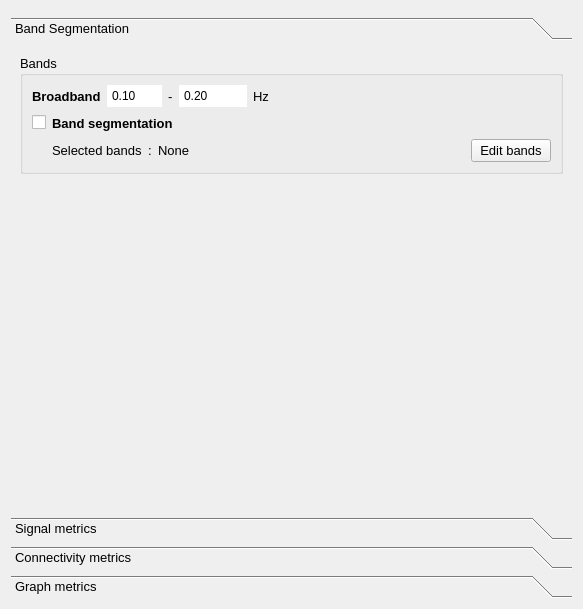
Before: the Qt Designer form Parameters/parameters_widget.ui in medusabci/medusa-analyzer, drawn with Qt 5.
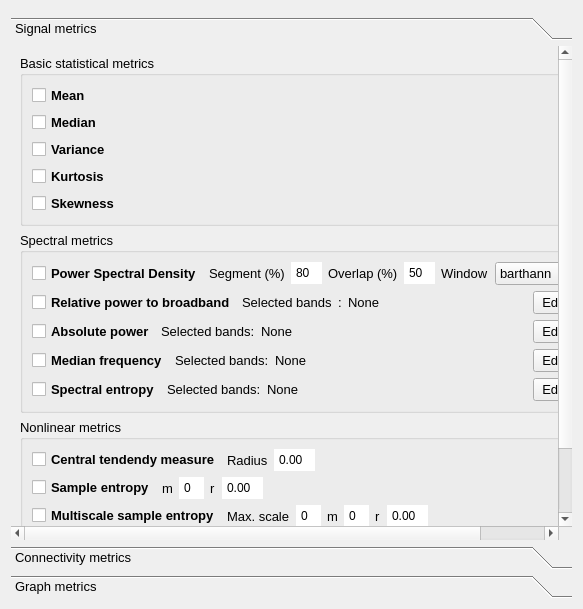
After: the same form once the commit is applied. The open tabs and pages were chosen to show the change.

Diff of the .ui file:
```diff
--- a/Parameters/parameters_widget.ui
+++ b/Parameters/parameters_widget.ui
@@ -36,228 +36,13 @@
      <property name="currentIndex">
       <number>2</number>
      </property>
-     <widget class="QWidget" name="bandSegmentationPage">
-      <property name="geometry">
-       <rect>
-        <x>0</x>
-        <y>0</y>
-        <width>565</width>
-        <height>455</height>
-       </rect>
-      </property>
-      <attribute name="label">
-       <string>Band Segmentation</string>
-      </attribute>
-      <layout class="QVBoxLayout" name="verticalLayout">
-       <item>
-        <widget class="QGroupBox" name="Bands">
-         <property name="title">
-          <string>Bands</string>
-         </property>
-         <layout class="QVBoxLayout" name="verticalLayout_2">
-          <item>
-           <layout class="QHBoxLayout" name="broadband_definition">
-            <item>
-             <widget class="QLabel" name="broadbandLabel">
-              <property name="font">
-               <font>
-                <weight>75</weight>
-                <bold>true</bold>
-               </font>
-              </property>
-              <property name="text">
-               <string>Broadband</string>
-              </property>
-             </widget>
-            </item>
-            <item>
-             <widget class="QDoubleSpinBox" name="minbroadBox">
-              <property name="styleSheet">
-               <string notr="true">QDoubleSpinBox::up-button, QDoubleSpinBox::down-button {
-    width: 0;
-    height: 0;
-    border: none;
-}
-</string>
-              </property>
-              <property name="minimum">
-               <double>0.100000000000000</double>
-              </property>
-              <property name="maximum">
-               <double>9999.989999999999782</double>
-              </property>
-             </widget>
-            </item>
-            <item>
-             <widget class="QLabel" name="broadbandauxLabel">
-              <property name="text">
-               <string>-</string>
-              </property>
-             </widget>
-            </item>
-            <item>
-             <widget class="QDoubleSpinBox" name="maxbroadBox">
-              <property name="styleSheet">
-               <string notr="true">QDoubleSpinBox::up-button, QDoubleSpinBox::down-button {
-    width: 0;
-    height: 0;
-    border: none;
-}
-</string>
-              </property>
-              <property name="minimum">
-               <double>0.200000000000000</double>
-              </property>
-              <property name="maximum">
-               <double>999999.989999999990687</double>
-              </property>
-             </widget>
-            </item>
-            <item>
-             <widget class="QLabel" name="hzbroadbandLabel">
-              <property name="text">
-               <string>Hz</string>
-              </property>
-             </widget>
-            </item>
-            <item>
-             <spacer name="horizontalSpacer_25">
-              <property name="orientation">
-               <enum>Qt::Horizontal</enum>
-              </property>
-              <property name="sizeHint" stdset="0">
-               <size>
-                <width>40</width>
-                <height>20</height>
-               </size>
-              </property>
-             </spacer>
-            </item>
-           </layout>
-          </item>
-          <item>
-           <layout class="QHBoxLayout" name="band_segmentation_selection">
-            <item>
-             <widget class="QCheckBox" name="bandCBox">
-              <property name="text">
-               <string/>
-              </property>
-             </widget>
-            </item>
-            <item>
-             <widget class="QLabel" name="bandsegmentationLabel">
-              <property name="font">
-               <font>
-                <weight>75</weight>
-                <bold>true</bold>
-               </font>
-              </property>
-              <property name="text">
-               <string>Band segmentation</string>
-              </property>
-             </widget>
-            </item>
-            <item>
-             <spacer name="horizontalSpacer_22">
-              <property name="orientation">
-               <enum>Qt::Horizontal</enum>
-              </property>
-              <property name="sizeHint" stdset="0">
-               <size>
-                <width>40</width>
-                <height>20</height>
-               </size>
-              </property>
-             </spacer>
-            </item>
-           </layout>
-          </item>
-          <item>
-           <layout class="QHBoxLayout" name="band_edition">
-            <item>
-             <spacer name="horizontalSpacer_23">
-              <property name="orientation">
-               <enum>Qt::Horizontal</enum>
-              </property>
-              <property name="sizeType">
-               <enum>QSizePolicy::Fixed</enum>
-              </property>
-              <property name="sizeHint" stdset="0">
-               <size>
-                <width>20</width>
-                <height>20</height>
-               </size>
-              </property>
-             </spacer>
-            </item>
-            <item>
-             <widget class="QLabel" name="selectedbandsLabel">
-              <property name="text">
-               <string>Selected bands</string>
-              </property>
-             </widget>
-            </item>
-            <item>
-             <widget class="QLabel" name="selectedbandsauxLabel">
-              <property name="text">
-               <string>:</string>
-              </property>
-             </widget>
-            </item>
-            <item>
-             <widget class="QLabel" name="bandLabel">
-              <property name="text">
-               <string>None</string>
-              </property>
-             </widget>
-            </item>
-            <item>
-             <spacer name="horizontalSpacer_24">
-              <property name="orientation">
-               <enum>Qt::Horizontal</enum>
-              </property>
-              <property name="sizeHint" stdset="0">
-               <size>
-                <width>40</width>
-                <height>20</height>
-               </size>
-              </property>
-             </spacer>
-            </item>
-            <item>
-             <widget class="QPushButton" name="bandButton">
-              <property name="text">
-               <string>Edit bands</string>
-              </property>
-             </widget>
-            </item>
-           </layout>
-          </item>
-         </layout>
-        </widget>
-       </item>
-       <item>
-        <spacer name="verticalSpacer">
-         <property name="orientation">
-          <enum>Qt::Vertical</enum>
-         </property>
-         <property name="sizeHint" stdset="0">
-          <size>
-           <width>20</width>
-           <height>431</height>
-          </size>
-         </property>
-        </spacer>
-       </item>
-      </layout>
-     </widget>
      <widget class="QWidget" name="signalMetricsPage">
       <property name="geometry">
        <rect>
         <x>0</x>
         <y>0</y>
-        <width>615</width>
-        <height>566</height>
+        <width>783</width>
+        <height>691</height>
        </rect>
       </property>
       <attribute name="label">
```
Left out of the diff: 10 changed lines with no effect on the pictures.
